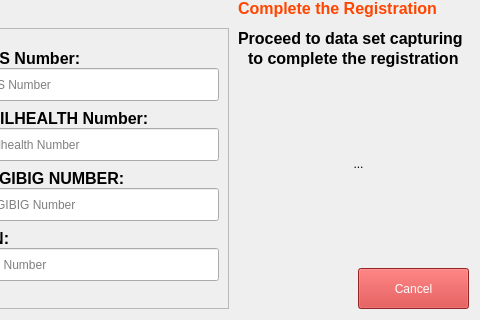
First picture: the form in EMS_Desktop_App/UIs/RegisterWindow.ui, repository cedie712/EMS_Project, before the edit; both pictures show x 302 to 782 and y 382 to 702 of the 782 by 702 pixel window.
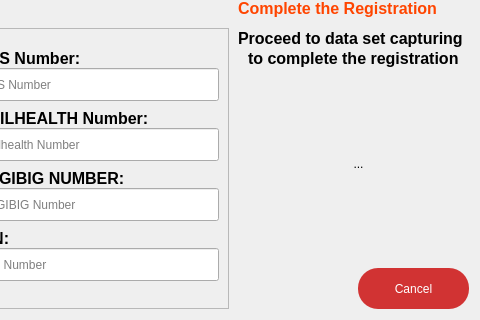
Second picture: the form after the edit. Icons and pictures are not drawn.

The edit to the form file:
```diff
--- a/EMS_Desktop_App/UIs/RegisterWindow.ui
+++ b/EMS_Desktop_App/UIs/RegisterWindow.ui
@@ -805,6 +805,10 @@
      <string notr="true">color: #fff;
 background-color: rgb(209, 51, 51);
 font: 14px/20px &quot;Helvetica Neue&quot;,Helvetica,Arial,sans-serif;
+border-bottom-left-radius: 20px;
+border-bottom-right-radius:20px;
+border-top-left-radius: 20px;
+border-top-right-radius: 20px;
 </string>
     </property>
     <property name="text">
```
